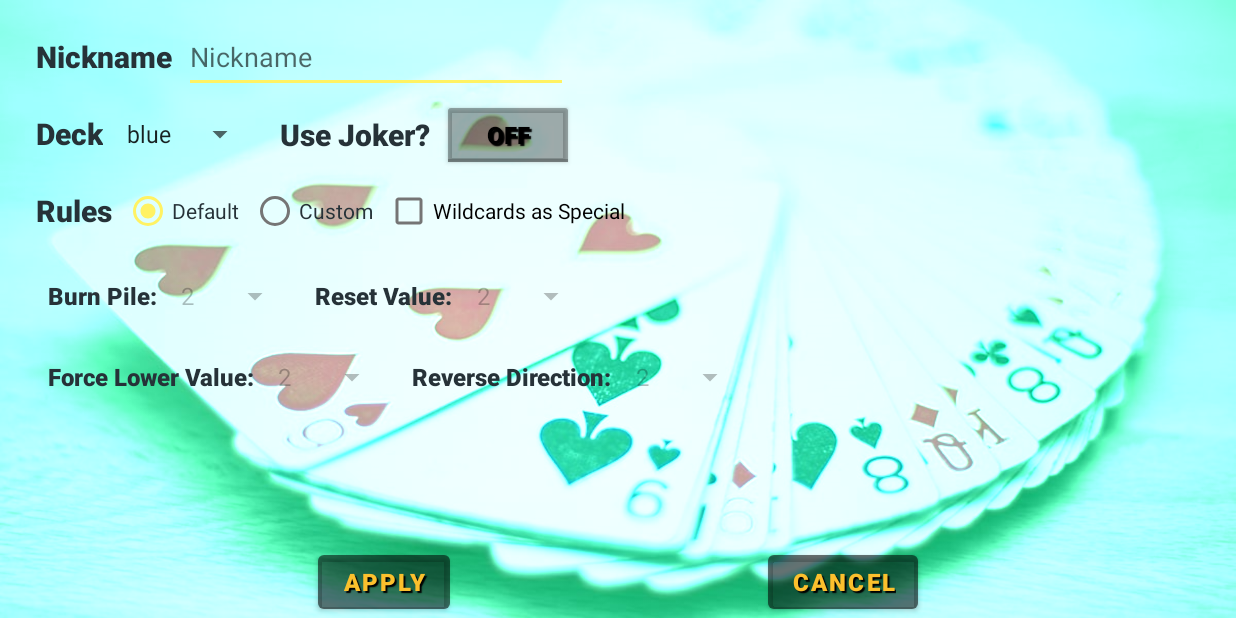
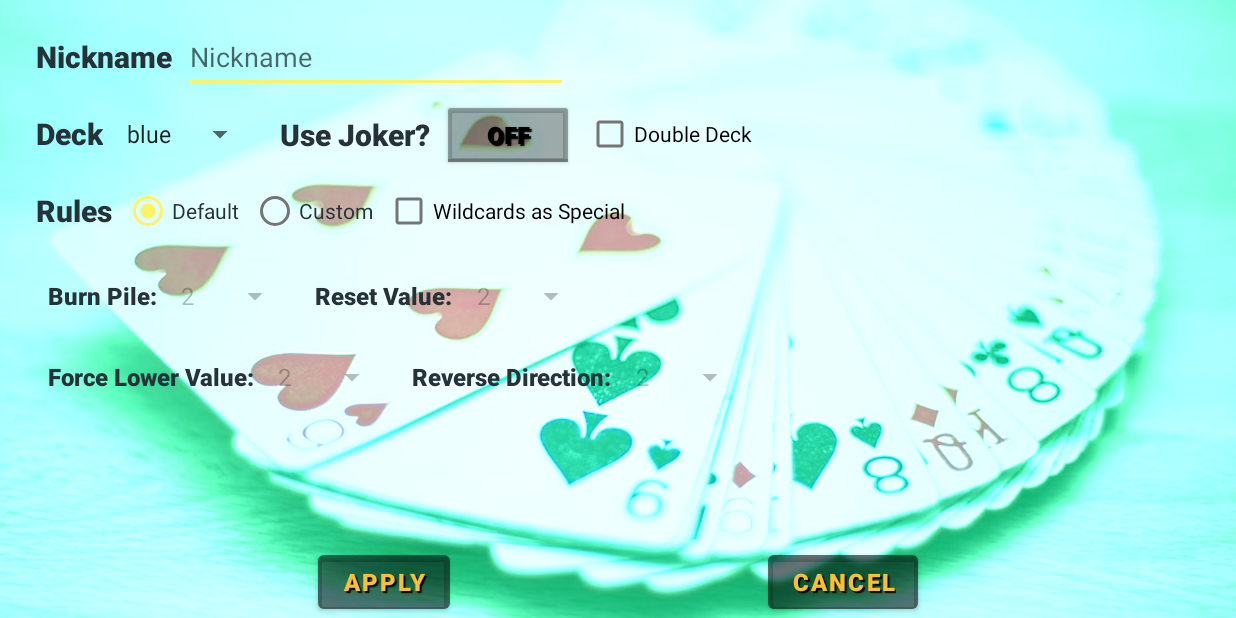
Before and after one commit to FelipiMatheuz/palace-android, an Android app: the SettingsActivity screen opened directly, with no data from a screen before it, on a phone screen of 824 x 412 dp (held sideways). Run offline under Robolectric (Android 15) with nearby library versions, the phone set to English and light mode, and no system bars.

Commit message:
gameplay adjustments
-adjusted message HUD when has a winner
-implemented 'force down' rule
-added custom rules gameplay
-added 'double deck' option

```diff
--- a/app/src/main/java/org/felipimz/palace/activity/MainActivity.kt
+++ b/app/src/main/java/org/felipimz/palace/activity/MainActivity.kt
@@ -45,7 +45,11 @@ class MainActivity : AppCompatActivity() {
         preferencesViewModel = PreferencesRepository(this)
 
         viewModel = ViewModelProvider.NewInstanceFactory().create(MainViewModel::class.java)
-        viewModel.distributeCard(preferencesViewModel.loadDeckWithJoker(), preferencesViewModel.loadRules())
+        viewModel.distributeCard(
+            preferencesViewModel.loadDeckWithJoker(),
+            preferencesViewModel.loadRules(),
+            preferencesViewModel.loadDoubleDeck()
+        )
 
         loadGameText()
         viewModel.deck.observe(this) { value: MutableList<Card> ->
--- a/app/src/main/java/org/felipimz/palace/activity/SettingsActivity.kt
+++ b/app/src/main/java/org/felipimz/palace/activity/SettingsActivity.kt
@@ -52,6 +52,7 @@ class SettingsActivity : AppCompatActivity() {
                     binding.etNickname.toString(),
                     binding.tbUseJoker.isChecked,
                     binding.cbWildcardSpecial.isChecked,
+                    binding.cbDoubleDeck.isChecked,
                     rules,
                     binding.spDeck.selectedItem.toString()
                 )
@@ -59,6 +60,7 @@ class SettingsActivity : AppCompatActivity() {
                 val editor = preferences.edit()
                 editor.putString("nickname", binding.etNickname.text.toString())
                 editor.putBoolean("deckWithJoker", binding.tbUseJoker.isChecked)
+                editor.putBoolean("doubleDeck", binding.cbDoubleDeck.isChecked)
                 editor.putBoolean("wildcardAsSpecial", binding.cbWildcardSpecial.isChecked)
                 editor.putString("card", binding.spDeck.selectedItem.toString())
                 editor.putString("rules", rules)
@@ -116,6 +118,7 @@ class SettingsActivity : AppCompatActivity() {
 
     private fun initToogleButton() {
         binding.cbWildcardSpecial.isChecked = preferencesViewModel.loadWildCardAsSpecial()
+        binding.cbDoubleDeck.isChecked = preferencesViewModel.loadDoubleDeck()
         binding.tbUseJoker.isChecked = preferencesViewModel.loadDeckWithJoker()
         checkToogleButton(binding.tbUseJoker, binding.tbUseJoker.isChecked)
         binding.tbUseJoker.setOnCheckedChangeListener { button, isChecked ->
--- a/app/src/main/java/org/felipimz/palace/model/Preferences.kt
+++ b/app/src/main/java/org/felipimz/palace/model/Preferences.kt
@@ -3,6 +3,7 @@ package org.felipimz.palace.model
 data class Preferences(
     var nickname: String = "Player",
     var deckWithJoker: Boolean = true,
+    var doubleDeck: Boolean = false,
     var wildcardAsSpecial: Boolean = true,
     var rules: String = "default",
     var card: String = "blue",
--- a/app/src/main/java/org/felipimz/palace/repository/PreferencesRepository.kt
+++ b/app/src/main/java/org/felipimz/palace/repository/PreferencesRepository.kt
@@ -17,6 +17,7 @@ class PreferencesRepository(context: Context) : ViewModel() {
             preferencesFile.getString("nickname", "")!!,
             preferencesFile.getBoolean("deckWithJoker", false),
             preferencesFile.getBoolean("wildcardAsSpecial", false),
+            preferencesFile.getBoolean("doubleDeck", false),
             preferencesFile.getString("rules", "default")!!,
             preferencesFile.getString("card", "blue")!!
         )
@@ -50,4 +51,8 @@ class PreferencesRepository(context: Context) : ViewModel() {
     fun loadCard(): String {
         return preferences.card
     }
+
+    fun loadDoubleDeck(): Boolean {
+        return preferences.doubleDeck
+    }
 }
--- a/app/src/main/java/org/felipimz/palace/viewmodel/MainViewModel.kt
+++ b/app/src/main/java/org/felipimz/palace/viewmodel/MainViewModel.kt
@@ -22,12 +22,12 @@ class MainViewModel : ViewModel() {
         additionalInfo = cardUtil.loadAdditionalInfo()
     }
 
-    fun distributeCard(deckWithJoker: Boolean, rules: String) {
+    fun distributeCard(deckWithJoker: Boolean, rules: String, doubleDeck: Boolean) {
         //init deck and shuffle
         deck.value = if (rules == "default") {
-            cardUtil.getDefaultDeck(deckWithJoker)
+            cardUtil.getDefaultDeck(deckWithJoker, doubleDeck)
         } else {
-            cardUtil.getCustomDeck(deckWithJoker, rules.split(";"))
+            cardUtil.getCustomDeck(deckWithJoker, rules.split(";"), doubleDeck)
         }
 
         deck.value = deck.value?.shuffled()?.toMutableList()
--- a/app/src/main/res/layout/activity_settings.xml
+++ b/app/src/main/res/layout/activity_settings.xml
@@ -255,4 +255,14 @@
             app:layout_constraintTop_toTopOf="@+id/tv_rules"
             app:layout_constraintBottom_toBottomOf="@+id/tv_rules"
             android:layout_marginStart="8dp"/>
+
+    <CheckBox
+            android:text="@string/settings_double_deck"
+            android:layout_width="wrap_content"
+            android:layout_height="wrap_content"
+            android:id="@+id/cb_double_deck"
+            app:layout_constraintStart_toEndOf="@+id/tb_use_joker"
+            app:layout_constraintTop_toTopOf="@+id/tv_deck"
+            app:layout_constraintBottom_toBottomOf="@+id/tv_deck"
+            android:layout_marginStart="8dp"/>
 </androidx.constraintlayout.widget.ConstraintLayout>
--- a/app/src/main/res/values/strings.xml
+++ b/app/src/main/res/values/strings.xml
@@ -35,6 +35,7 @@
     <string name="bot_turn">Turn: Bot</string>
     <string name="winner">Winner:</string>
     <string name="bot_winner">Winner: Bot</string>
+    <string name="settings_double_deck">Double Deck</string>
 
     <string-array name="cards_array">
         <item>2</item>
```
Also changed, not shown: app/src/main/java/org/felipimz/palace/util/CardUtil.kt (+16 -2 lines).
